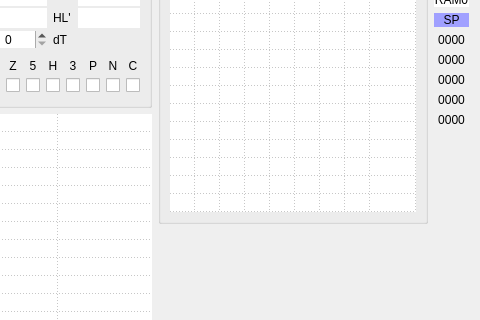
First picture: the form in ui/debuger.ui, repository samstyle/Xpeccy, before the edit; both pictures show x 153 to 633 and y 98 to 418 of the 633 by 543 pixel window.
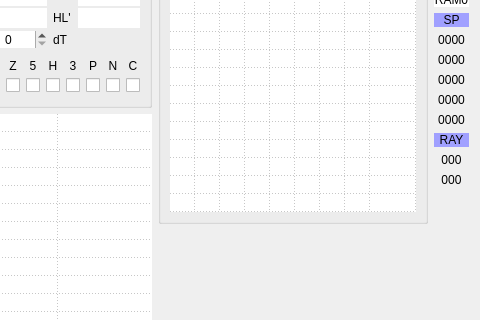
Second picture: the form after the edit. Icons and pictures are not drawn.

```diff
--- a/ui/debuger.ui
+++ b/ui/debuger.ui
@@ -934,6 +934,39 @@
        </property>
       </widget>
      </item>
+     <item>
+      <widget class="QLabel" name="label_22">
+       <property name="styleSheet">
+        <string notr="true">background-color: rgb(160, 160, 255);</string>
+       </property>
+       <property name="text">
+        <string>RAY</string>
+       </property>
+       <property name="alignment">
+        <set>Qt::AlignCenter</set>
+       </property>
+      </widget>
+     </item>
+     <item>
+      <widget class="QLabel" name="labRX">
+       <property name="text">
+        <string>000</string>
+       </property>
+       <property name="alignment">
+        <set>Qt::AlignCenter</set>
+       </property>
+      </widget>
+     </item>
+     <item>
+      <widget class="QLabel" name="labRY">
+       <property name="text">
+        <string>000</string>
+       </property>
+       <property name="alignment">
+        <set>Qt::AlignCenter</set>
+       </property>
+      </widget>
+     </item>
      <item>
       <spacer name="verticalSpacer">
        <property name="orientation">
```
